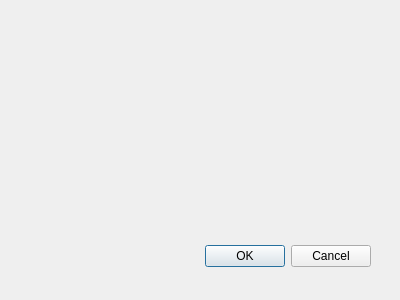
Above: ui/newfanprofiledialog.ui from AlexandrAlexeev7119/NvCtrl-linux before the change. Below: the same form after it.
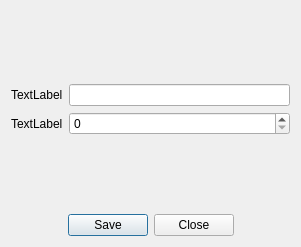
That is the form after the change.

Patch:
```diff
--- a/ui/newfanprofiledialog.ui
+++ b/ui/newfanprofiledialog.ui
@@ -6,29 +6,55 @@
    <rect>
     <x>0</x>
     <y>0</y>
-    <width>400</width>
-    <height>300</height>
+    <width>301</width>
+    <height>247</height>
    </rect>
   </property>
   <property name="windowTitle">
    <string>Dialog</string>
   </property>
+  <layout class="QGridLayout" name="gridLayout">
+   <item row="1" column="0">
   <widget class="QDialogButtonBox" name="buttonBox">
-   <property name="geometry">
-    <rect>
-     <x>30</x>
-     <y>240</y>
-     <width>341</width>
-     <height>32</height>
-    </rect>
-   </property>
    <property name="orientation">
     <enum>Qt::Horizontal</enum>
    </property>
    <property name="standardButtons">
-    <set>QDialogButtonBox::Cancel|QDialogButtonBox::Ok</set>
-   </property>
-  </widget>
+      <set>QDialogButtonBox::Close|QDialogButtonBox::Save</set>
+     </property>
+     <property name="centerButtons">
+      <bool>true</bool>
+     </property>
+    </widget>
+   </item>
+   <item row="0" column="0">
+    <layout class="QFormLayout" name="formLayout">
+     <property name="formAlignment">
+      <set>Qt::AlignLeading|Qt::AlignLeft|Qt::AlignVCenter</set>
+     </property>
+     <item row="0" column="0">
+      <widget class="QLabel" name="label">
+       <property name="text">
+        <string>TextLabel</string>
+       </property>
+      </widget>
+     </item>
+     <item row="1" column="0">
+      <widget class="QLabel" name="label_set_percentage">
+       <property name="text">
+        <string>TextLabel</string>
+       </property>
+      </widget>
+     </item>
+     <item row="0" column="1">
+      <widget class="QLineEdit" name="lineEdit_fan_profile_name"/>
+     </item>
+     <item row="1" column="1">
+      <widget class="QSpinBox" name="spinBox_fan_speed_percentage"/>
+     </item>
+    </layout>
+   </item>
+  </layout>
  </widget>
  <resources/>
  <connections>
```
Lines whose indentation alone changed are shown as unchanged.
